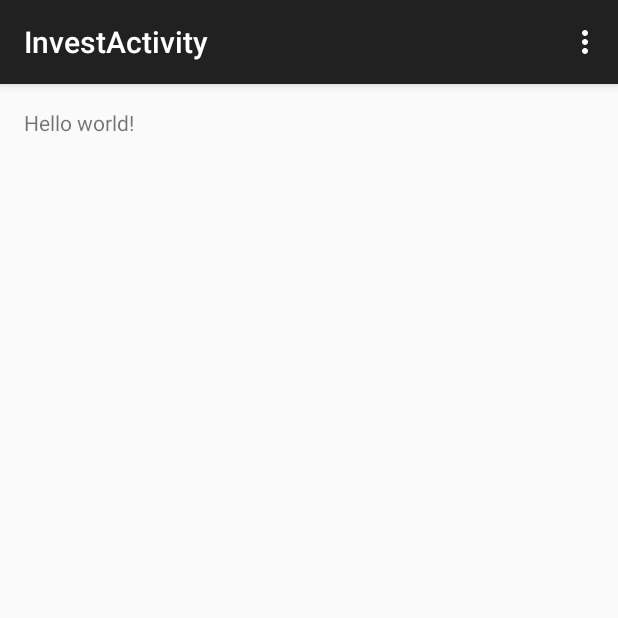
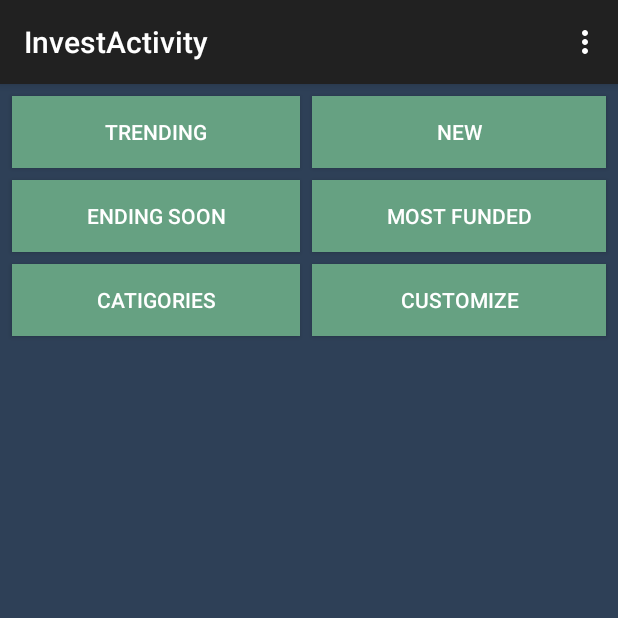
Before and after one commit to Audakel/Haedrian_Stealth, an Android app: the screen it shows after launch (InvestActivity), after a tap on an icon or button, on a phone screen of 412 x 824 dp, the top half of it. Run offline under Robolectric (Android 15) with nearby library versions, the phone set to English and light mode, and no system bars.

Commit message:
Added nav drawer to home screen, did part of investment activity

```diff
--- a/Haedrian/app/src/main/java/com/haedrian/haedrian/HomeActivity.java
+++ b/Haedrian/app/src/main/java/com/haedrian/haedrian/HomeActivity.java
@@ -1,20 +1,34 @@
 package com.haedrian.haedrian;
 
 import android.content.Intent;
+import android.support.v4.widget.DrawerLayout;
 import android.support.v7.app.ActionBarActivity;
 import android.os.Bundle;
-import android.util.Log;
 import android.view.Menu;
 import android.view.MenuItem;
 import android.view.View;
+import android.widget.ArrayAdapter;
+import android.widget.ListView;
 
 
 public class HomeActivity extends ActionBarActivity {
+    // Nav Drawer stuff
+    private String[] mHomeButtons = {"Home", "Add", "Projects", "Invest"};
+    private DrawerLayout mDrawerLayout;
+    private ListView mDrawerList;
 
     @Override
     protected void onCreate(Bundle savedInstanceState) {
         super.onCreate(savedInstanceState);
         setContentView(R.layout.activity_home);
+
+        mDrawerLayout = (DrawerLayout) findViewById(R.id.drawer_layout);
+        mDrawerList = (ListView) findViewById(R.id.left_drawer);
+
+        // Set the adapter for the list view
+        mDrawerList.setAdapter(new ArrayAdapter<String>(this, R.layout.drawer_nav_item, mHomeButtons));
+        // Set the list's click listener
+       // mDrawerList.setOnItemClickListener(new DrawerItemClickListener());
     }
 
 
--- a/Haedrian/app/src/main/java/com/haedrian/haedrian/SendRequestActivity.java
+++ b/Haedrian/app/src/main/java/com/haedrian/haedrian/SendRequestActivity.java
@@ -1,6 +1,7 @@
 package com.haedrian.haedrian;
 
 import android.content.Context;
+import android.graphics.Color;
 import android.os.Vibrator;
 import android.support.v7.app.ActionBarActivity;
 import android.os.Bundle;
@@ -157,7 +158,7 @@ public class SendRequestActivity extends ActionBarActivity {
 
             @Override
             public void afterTextChanged(Editable s) {
-                updateFontSize();
+                updateFontAttributes();
             }
         });
 
@@ -278,8 +279,14 @@ public class SendRequestActivity extends ActionBarActivity {
         return newNumber;
     }
 
-    private void updateFontSize(){
-
+    private void updateFontAttributes(){
+//
+        if(displayNumber.getText().toString().equals("0")){
+            displayNumber.setTextColor(Color.parseColor("#6466A182"));
+        }
+        else {
+            displayNumber.setTextColor(Color.parseColor("#66A182"));
+        }
         switch(displayNumber.length()) {
             case 1:
                 displayNumber.setTextSize(140);
--- a/Haedrian/app/src/main/res/layout/activity_home.xml
+++ b/Haedrian/app/src/main/res/layout/activity_home.xml
@@ -1,3 +1,10 @@
+<android.support.v4.widget.DrawerLayout
+    xmlns:android="http://schemas.android.com/apk/res/android"
+    android:id="@+id/drawer_layout"
+    android:layout_width="match_parent"
+    android:layout_height="match_parent">
+    <!-- The main content view -->
+
 <LinearLayout xmlns:android="http://schemas.android.com/apk/res/android"
     xmlns:tools="http://schemas.android.com/tools"
     android:layout_width="match_parent"
@@ -96,3 +103,14 @@
 
 
 </LinearLayout>
+
+    <ListView android:id="@+id/left_drawer"
+              android:layout_width="140dp"
+              android:layout_height="match_parent"
+              android:layout_gravity="start"
+              android:choiceMode="singleChoice"
+              android:divider="#66A182"
+              android:dividerHeight="0dp"
+
+              android:background="#2E4057"/>
+</android.support.v4.widget.DrawerLayout>
--- a/Haedrian/app/src/main/res/layout/activity_invest.xml
+++ b/Haedrian/app/src/main/res/layout/activity_invest.xml
@@ -1,12 +1,108 @@
 <RelativeLayout xmlns:android="http://schemas.android.com/apk/res/android"
-    xmlns:tools="http://schemas.android.com/tools" android:layout_width="match_parent"
-    android:layout_height="match_parent" android:paddingLeft="@dimen/activity_horizontal_margin"
-    android:paddingRight="@dimen/activity_horizontal_margin"
-    android:paddingTop="@dimen/activity_vertical_margin"
-    android:paddingBottom="@dimen/activity_vertical_margin"
-    tools:context="com.haedrian.haedrian.InvestActivity">
+    xmlns:tools="http://schemas.android.com/tools"
+    android:layout_width="match_parent"
+    android:layout_height="match_parent"
 
-    <TextView android:text="@string/hello_world" android:layout_width="wrap_content"
-        android:layout_height="wrap_content" />
+    tools:context="com.haedrian.haedrian.InvestActivity"
+    android:background="@color/main_color"
+    android:padding="4dp">
+
+    <TableLayout
+        android:layout_width="fill_parent"
+        android:layout_height="wrap_content"
+        android:layout_alignParentTop="true"
+        android:layout_alignParentLeft="true"
+        android:layout_alignParentStart="true"
+        android:id="@+id/tableLayout">
+
+        <TableRow
+            android:layout_width="fill_parent"
+            android:layout_height="fill_parent">
+
+            <Button
+                android:layout_width="wrap_content"
+                android:layout_height="wrap_content"
+                android:text="Trending"
+                android:id="@+id/button"
+                android:layout_column="0"
+                android:layout_weight="1"
+                android:background="@color/offset_color"
+                android:layout_margin="4dp"
+                android:textColor="#ffffffff"/>
+
+            <Button
+                android:layout_width="wrap_content"
+                android:layout_height="wrap_content"
+                android:text="New"
+                android:id="@+id/button10"
+                android:layout_column="1"
+                android:layout_weight="1"
+                android:background="@color/offset_color"
+                android:layout_margin="4dp"
+                android:textColor="#ffffffff"/>
+        </TableRow>
+
+        <TableRow
+            android:layout_width="fill_parent"
+            android:layout_height="fill_parent">
+
+            <Button
+                android:layout_width="wrap_content"
+                android:layout_height="wrap_content"
+                android:text="Ending Soon"
+                android:id="@+id/button11"
+                android:layout_column="0"
+                android:layout_weight="1"
+                android:background="@color/offset_color"
+                android:layout_margin="4dp"
+                android:textColor="#ffffffff"/>
+
+            <Button
+                android:layout_width="wrap_content"
+                android:layout_height="wrap_content"
+                android:text="Most Funded"
+                android:id="@+id/button12"
+                android:layout_column="1"
+                android:layout_weight="1"
+                android:background="@color/offset_color"
+                android:layout_margin="4dp"
+                android:textColor="#ffffffff"/>
+        </TableRow>
+
+        <TableRow
+            android:layout_width="fill_parent"
+            android:layout_height="fill_parent">
+
+            <Button
+                android:layout_width="wrap_content"
+                android:layout_height="wrap_content"
+                android:text="Catigories"
+                android:id="@+id/button13"
+                android:layout_column="0"
+                android:layout_weight="1"
+                android:background="@color/offset_color"
+                android:layout_margin="4dp"
+                android:textColor="#ffffffff"/>
+
+            <Button
+                android:layout_width="wrap_content"
+                android:layout_height="wrap_content"
+                android:text="Customize"
+                android:id="@+id/button14"
+                android:layout_column="1"
+                android:layout_weight="1"
+                android:background="@color/offset_color"
+                android:layout_margin="4dp"
+                android:textColor="#ffffffff"/>
+        </TableRow>
+    </TableLayout>
+
+    <ListView
+        android:layout_width="wrap_content"
+        android:layout_height="wrap_content"
+        android:id="@+id/listView"
+        android:layout_alignParentBottom="true"
+        android:layout_centerHorizontal="true"
+        android:layout_below="@+id/tableLayout"/>
 
 </RelativeLayout>
--- a/Haedrian/app/src/main/res/layout/activity_send_request.xml
+++ b/Haedrian/app/src/main/res/layout/activity_send_request.xml
@@ -4,7 +4,8 @@
                 android:layout_height="match_parent"
 
                 tools:context="com.haedrian.haedrian.SendRequestActivity"
-                android:background="@color/main_color">
+                android:background="@color/main_color"
+    >
 
                 android:background="@color/main_color">
 
@@ -22,7 +23,7 @@
             android:text="0"
             android:id="@+id/displayNumberView"
             android:textSize="140sp"
-            android:textColor="@color/offset_color"
+            android:textColor="#6466A182"
             android:layout_centerVertical="true"
             android:layout_centerHorizontal="true"/>
 
--- /dev/null
+++ b/Haedrian/app/src/main/res/layout/drawer_nav_item.xml
@@ -0,0 +1,12 @@
+<?xml version="1.0" encoding="utf-8"?>
+<TextView xmlns:android="http://schemas.android.com/apk/res/android"
+          android:id="@android:id/text1"
+          android:layout_width="match_parent"
+          android:layout_height="wrap_content"
+          android:gravity="center_vertical"
+          android:paddingLeft="16dp"
+          android:paddingRight="16dp"
+          android:minHeight="?android:attr/listPreferredItemHeightSmall"
+          android:textAppearance="?android:attr/textAppearanceListItemSmall"
+          android:textSize="16sp"
+          android:textColor="#FFFFFF" />
```
Also changed, not shown: 1 other file.
